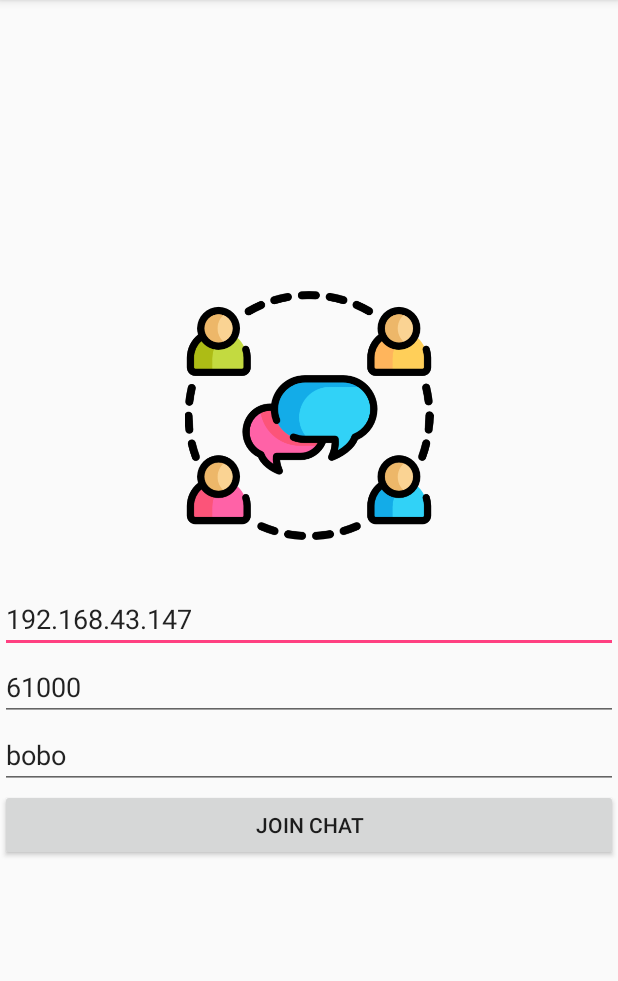
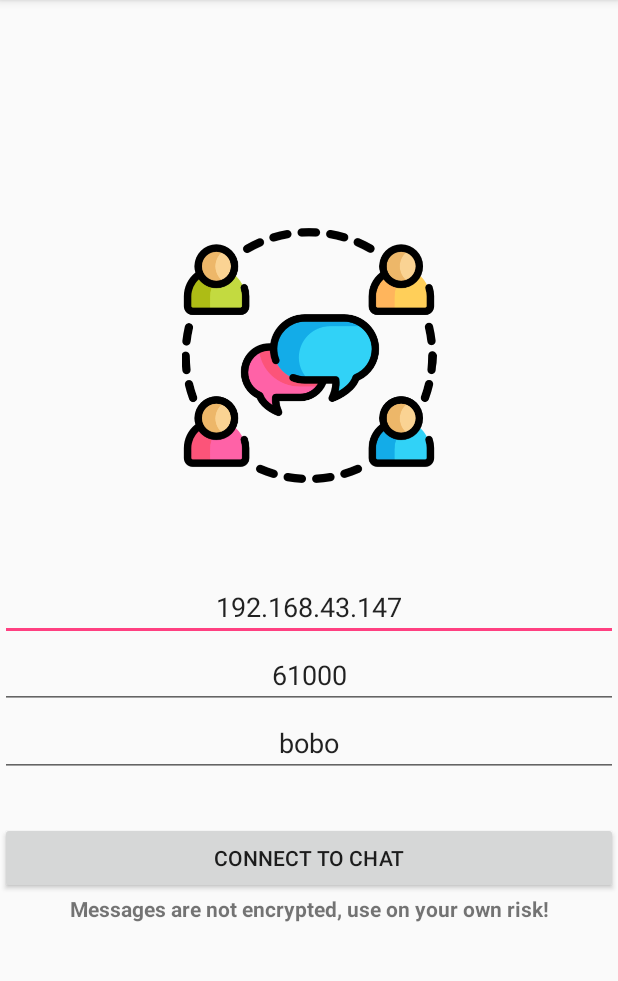
Before and after one commit to karbovski/ChatR00m, an Android app: the screen it shows after launch (LoginActivity), on a phone screen of 412 x 824 dp, the part 84-1065 px from its top. Run offline under Robolectric (Android 15) with nearby library versions, the phone set to English and light mode, and no system bars.

Commit message:
rydder, små ting

```diff
--- a/app/src/main/java/com/karbo/myapplication/MainActivity.java
+++ b/app/src/main/java/com/karbo/myapplication/MainActivity.java
@@ -25,10 +25,9 @@ public class MainActivity extends AppCompatActivity {
     protected void onCreate(Bundle savedInstanceState) {
         super.onCreate(savedInstanceState);
         setContentView(R.layout.activity_main);
-        messageText=findViewById(R.id.messageText);
+
+        messageText = findViewById(R.id.messageText);
         messagesLayout = findViewById(R.id.messagesLayout);
-
-        // TODO sjekke om Socket er NULL, hvis ja > gå tilbake til pålogingside ??? kanskje
 
         // ny intent filter
         IntentFilter intentFilter = new IntentFilter();
--- a/app/src/main/res/layout/activity_login.xml
+++ b/app/src/main/res/layout/activity_login.xml
@@ -10,8 +10,9 @@
 
     <ImageView
         android:id="@+id/imageView"
-        android:layout_width="265dp"
-        android:layout_height="196dp"
+        android:layout_width="match_parent"
+        android:layout_height="200dp"
+        android:layout_marginBottom="30dp"
         android:adjustViewBounds="false"
         android:cropToPadding="false"
         android:onClick="logoOnClick"
@@ -25,7 +26,8 @@
         android:ems="10"
         android:hint="Server IP"
         android:inputType="textUri"
-        android:text="192.168.43.147" />
+        android:text="192.168.43.147"
+        android:textAlignment="center" />
 
     <EditText
         android:id="@+id/portText"
@@ -34,7 +36,8 @@
         android:ems="10"
         android:hint="Port"
         android:inputType="number"
-        android:text="61000" />
+        android:text="61000"
+        android:textAlignment="center" />
 
     <EditText
         android:id="@+id/usernameText"
@@ -43,13 +46,22 @@
         android:ems="10"
         android:hint="Username"
         android:inputType="textPersonName"
-        android:text="bobo" />
+        android:text="bobo"
+        android:textAlignment="center" />
 
     <Button
         android:id="@+id/loginButtton"
         android:layout_width="match_parent"
         android:layout_height="wrap_content"
+        android:layout_marginTop="30dp"
         android:onClick="joinChatOnClick"
-        android:text="Join chat" />
+        android:text="Connect to chat" />
+
+    <TextView
+        android:layout_width="match_parent"
+        android:layout_height="wrap_content"
+        android:text="Messages are not encrypted, use on your own risk!"
+        android:textAlignment="center"
+        android:textStyle="bold" />
 
 </LinearLayout>
```
Also changed, not shown: app/src/main/java/com/karbo/myapplication/LoginActivity.java (+8 -4 lines), app/src/main/res/layout/activity_main.xml (+24 -3 lines).
